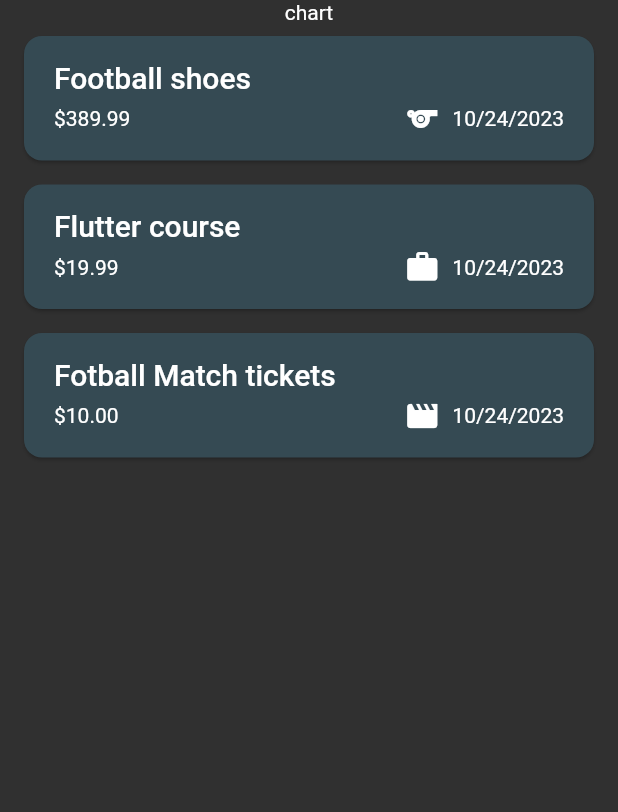
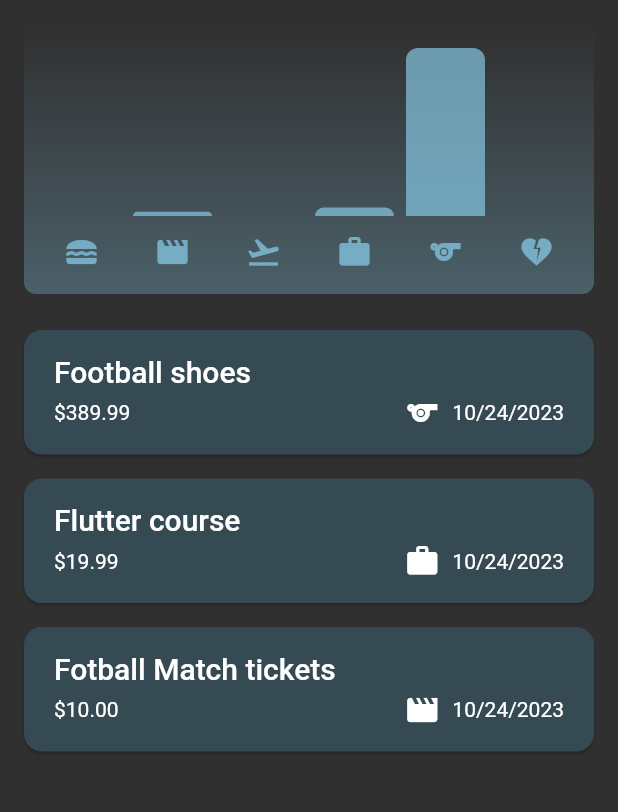
Before and after one commit to damian-rog/expense-tracker, a Flutter app: the screen it shows after launch, on a phone screen of 412 x 824 dp, the part 84-896 px from its top. Run offline on Flutter 3.47's test engine with Material 2 defaults, Android fonts, the phone set to English and light mode, and no system bars.

Commit message:
chart widget created

```diff
--- /dev/null
+++ b/lib/widgets/chart/chart.dart
@@ -0,0 +1,97 @@
+import 'package:flutter/material.dart';
+
+import 'package:expense_tracker/widgets/chart/chart_bar.dart';
+import 'package:expense_tracker/models/expense.dart';
+
+class Chart extends StatelessWidget {
+  const Chart({super.key, required this.expenses});
+
+  final List<Expense> expenses;
+
+  List<ExpenseBucket> get buckets {
+    return [
+      ExpenseBucket.forCategory(expenses, Category.food),
+      ExpenseBucket.forCategory(expenses, Category.leasure),
+      ExpenseBucket.forCategory(expenses, Category.travel),
+      ExpenseBucket.forCategory(expenses, Category.work),
+      ExpenseBucket.forCategory(expenses, Category.sport),
+      ExpenseBucket.forCategory(expenses, Category.health),
+    ];
+  }
+
+  double get maxTotalExpense {
+    double maxTotalExpense = 0;
+
+    for (final bucket in buckets) {
+      if (bucket.totalExpenses > maxTotalExpense) {
+        maxTotalExpense = bucket.totalExpenses;
+      }
+    }
+
+    return maxTotalExpense;
+  }
+
+  @override
+  Widget build(BuildContext context) {
+    final isDarkMode =
+        MediaQuery.of(context).platformBrightness == Brightness.dark;
+    return Container(
+      margin: const EdgeInsets.all(16),
+      padding: const EdgeInsets.symmetric(
+        vertical: 16,
+        horizontal: 8,
+      ),
+      width: double.infinity,
+      height: 180,
+      decoration: BoxDecoration(
+        borderRadius: BorderRadius.circular(8),
+        gradient: LinearGradient(
+          colors: [
+            Theme.of(context).colorScheme.primary.withOpacity(0.3),
+            Theme.of(context).colorScheme.primary.withOpacity(0.0)
+          ],
+          begin: Alignment.bottomCenter,
+          end: Alignment.topCenter,
+        ),
+      ),
+      child: Column(
+        children: [
+          Expanded(
+            child: Row(
+              crossAxisAlignment: CrossAxisAlignment.end,
+              children: [
+                for (final bucket in buckets) // alternative to map()
+                  ChartBar(
+                    fill: bucket.totalExpenses == 0
+                        ? 0
+                        : bucket.totalExpenses / maxTotalExpense,
+                  )
+              ],
+            ),
+          ),
+          const SizedBox(height: 12),
+          Row(
+            children: buckets
+                .map(
+                  (bucket) => Expanded(
+                    child: Padding(
+                      padding: const EdgeInsets.symmetric(horizontal: 4),
+                      child: Icon(
+                        categoryIcons[bucket.category],
+                        color: isDarkMode
+                            ? Theme.of(context).colorScheme.secondary
+                            : Theme.of(context)
+                                .colorScheme
+                                .primary
+                                .withOpacity(0.7),
+                      ),
+                    ),
+                  ),
+                )
+                .toList(),
+          )
+        ],
+      ),
+    );
+  }
+}
--- /dev/null
+++ b/lib/widgets/chart/chart_bar.dart
@@ -0,0 +1,34 @@
+import 'package:flutter/material.dart';
+
+class ChartBar extends StatelessWidget {
+  const ChartBar({
+    super.key,
+    required this.fill,
+  });
+
+  final double fill;
+
+  @override
+  Widget build(BuildContext context) {
+    final isDarkMode =
+        MediaQuery.of(context).platformBrightness == Brightness.dark;
+    return Expanded(
+      child: Padding(
+        padding: const EdgeInsets.symmetric(horizontal: 4),
+        child: FractionallySizedBox(
+          heightFactor: fill,
+          child: DecoratedBox(
+            decoration: BoxDecoration(
+              shape: BoxShape.rectangle,
+              borderRadius:
+                  const BorderRadius.vertical(top: Radius.circular(8)),
+              color: isDarkMode
+                  ? Theme.of(context).colorScheme.secondary
+                  : Theme.of(context).colorScheme.primary.withOpacity(0.65),
+            ),
+          ),
+        ),
+      ),
+    );
+  }
+}
--- a/lib/widgets/expenses.dart
+++ b/lib/widgets/expenses.dart
@@ -1,3 +1,4 @@
+import 'package:expense_tracker/widgets/chart/chart.dart';
 import 'package:expense_tracker/widgets/expenses_list/expenses_list.dart';
 import 'package:expense_tracker/models/expense.dart';
 import 'package:expense_tracker/widgets/new_expense.dart';
@@ -59,8 +60,8 @@ class _ExpensesState extends State<Expenses> {
         .clearSnackBars(); //method to remove previous ScaffoldMessenger (without it if you removed for example 2+ items, the messegas will appers one after the other, so it can take some time)
     ScaffoldMessenger.of(context).showSnackBar(
       SnackBar(
-        duration: Duration(seconds: 3),
-        content: Text('Expense removed!'),
+        duration: const Duration(seconds: 3),
+        content: const Text('Expense removed!'),
         action: SnackBarAction(
           label: 'Undo',
           onPressed: () {
@@ -98,7 +99,7 @@ class _ExpensesState extends State<Expenses> {
       ),
       body: Column(
         children: [
-          const Text('chart'),
+          Chart(expenses: _registeredExpenses),
           Expanded(
             child: mainContent,
           ),
```
